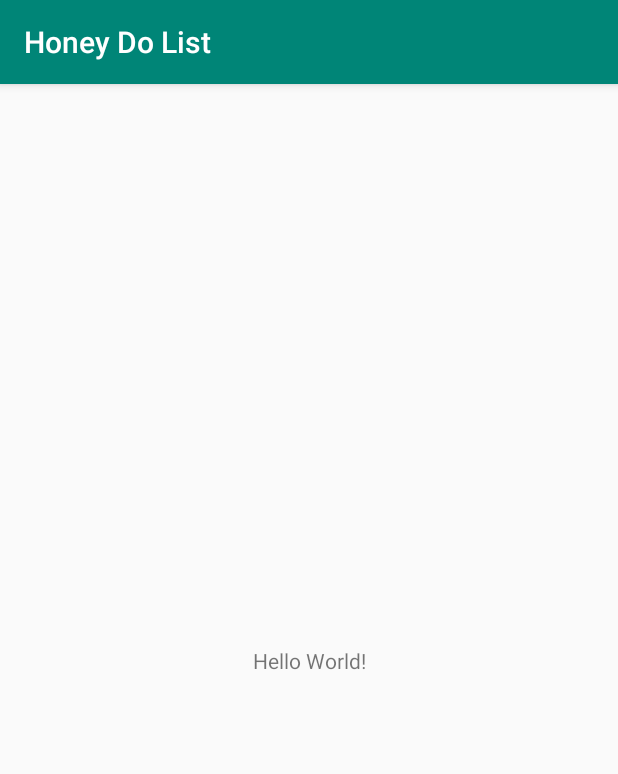
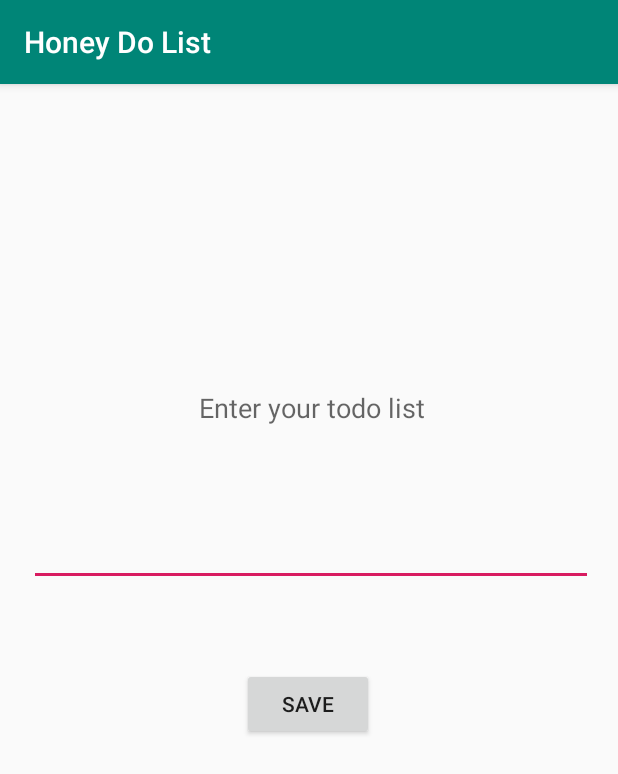
Before and after one commit to leogsouza/build-21-android-apps, an Android app: the screen it shows after launch (MainActivity), on a phone screen of 412 x 824 dp. Shown: the top 774 px of the screen. Run offline under Robolectric (Android 15) with nearby library versions, the phone set to English and light mode, and no system bars; network calls fail.

Commit message:
App Honey Do List - Finish the App

```diff
--- a/HoneyDoList/app/src/main/java/br/com/leogsouza/honeydolist/MainActivity.java
+++ b/HoneyDoList/app/src/main/java/br/com/leogsouza/honeydolist/MainActivity.java
@@ -1,13 +1,78 @@
 package br.com.leogsouza.honeydolist;
 
+import android.content.Context;
 import android.support.v7.app.AppCompatActivity;
 import android.os.Bundle;
+import android.view.View;
+import android.widget.Button;
+import android.widget.EditText;
+
+import java.io.*;
 
 public class MainActivity extends AppCompatActivity {
+
+    private Button saveButton;
+    private EditText enterMessage;
 
     @Override
     protected void onCreate(Bundle savedInstanceState) {
         super.onCreate(savedInstanceState);
         setContentView(R.layout.activity_main);
+
+        saveButton = findViewById(R.id.saveButton);
+        enterMessage = findViewById(R.id.enterMessage);
+
+        saveButton.setOnClickListener(new View.OnClickListener() {
+            @Override
+            public void onClick(View view) {
+                if (!enterMessage.getText().toString().equals("")) {
+                    String message = enterMessage.getText().toString();
+                    writeToFile(message);
+                }
+
+            }
+        });
+
+        try {
+            if (readFromFile() != null) {
+                enterMessage.setText(readFromFile());
+            }
+        } catch (IOException e) {
+            e.printStackTrace();
+        }
+    }
+
+    private void writeToFile(String message) {
+        try {
+            OutputStreamWriter outputStreamWriter = new OutputStreamWriter(openFileOutput("todolist.txt",
+                    Context.MODE_PRIVATE));
+            outputStreamWriter.write(message);
+            outputStreamWriter.close();
+        } catch (FileNotFoundException e) {
+            e.printStackTrace();
+        } catch (IOException e) {
+            e.printStackTrace();
+        }
+    }
+
+    private String readFromFile() throws IOException {
+        String result = "";
+        InputStream inputStream = openFileInput("todolist.txt");
+
+        if (inputStream != null) {
+            InputStreamReader reader = new InputStreamReader(inputStream);
+            BufferedReader bufferedReader = new BufferedReader(reader);
+
+            String tempString = "";
+            StringBuilder stringBuilder = new StringBuilder();
+
+            while ((tempString = bufferedReader.readLine()) != null) {
+                stringBuilder.append(tempString);
+            }
+
+            inputStream.close();
+            result = stringBuilder.toString();
+        }
+        return result;
     }
 }
--- a/HoneyDoList/app/src/main/res/layout/activity_main.xml
+++ b/HoneyDoList/app/src/main/res/layout/activity_main.xml
@@ -6,14 +6,25 @@
         android:layout_width="match_parent"
         android:layout_height="match_parent"
         tools:context=".MainActivity">
-
-    <TextView
+    <EditText
+            android:layout_width="376dp"
+            android:layout_height="237dp"
+            android:inputType="textMultiLine"
+            android:ems="10"
+            android:id="@+id/enterMessage" android:layout_marginTop="8dp"
+            android:textAlignment="center"
+            app:layout_constraintTop_toTopOf="parent" android:layout_marginBottom="8dp"
+            app:layout_constraintBottom_toBottomOf="parent" android:layout_marginEnd="8dp"
+            app:layout_constraintEnd_toEndOf="parent" android:layout_marginStart="8dp"
+            app:layout_constraintStart_toStartOf="parent" app:layout_constraintHorizontal_bias="0.578"
+            app:layout_constraintVertical_bias="0.173" android:hint="@string/todo_list"/>
+    <Button
+            android:text="Save"
             android:layout_width="wrap_content"
             android:layout_height="wrap_content"
-            android:text="Hello World!"
-            app:layout_constraintBottom_toBottomOf="parent"
-            app:layout_constraintLeft_toLeftOf="parent"
-            app:layout_constraintRight_toRightOf="parent"
-            app:layout_constraintTop_toTopOf="parent"/>
-
+            android:id="@+id/saveButton" android:layout_marginTop="8dp"
+            app:layout_constraintTop_toBottomOf="@+id/enterMessage" android:layout_marginBottom="8dp"
+            app:layout_constraintBottom_toBottomOf="parent" app:layout_constraintStart_toStartOf="parent"
+            android:layout_marginStart="8dp" app:layout_constraintEnd_toEndOf="parent" android:layout_marginEnd="8dp"
+            app:layout_constraintHorizontal_bias="0.498" app:layout_constraintVertical_bias="0.126"/>
 </android.support.constraint.ConstraintLayout>
--- a/HoneyDoList/app/src/main/res/values/strings.xml
+++ b/HoneyDoList/app/src/main/res/values/strings.xml
@@ -1,3 +1,4 @@
 <resources>
     <string name="app_name">Honey Do List</string>
+    <string name="todo_list">Enter your todo list</string>
 </resources>
```
